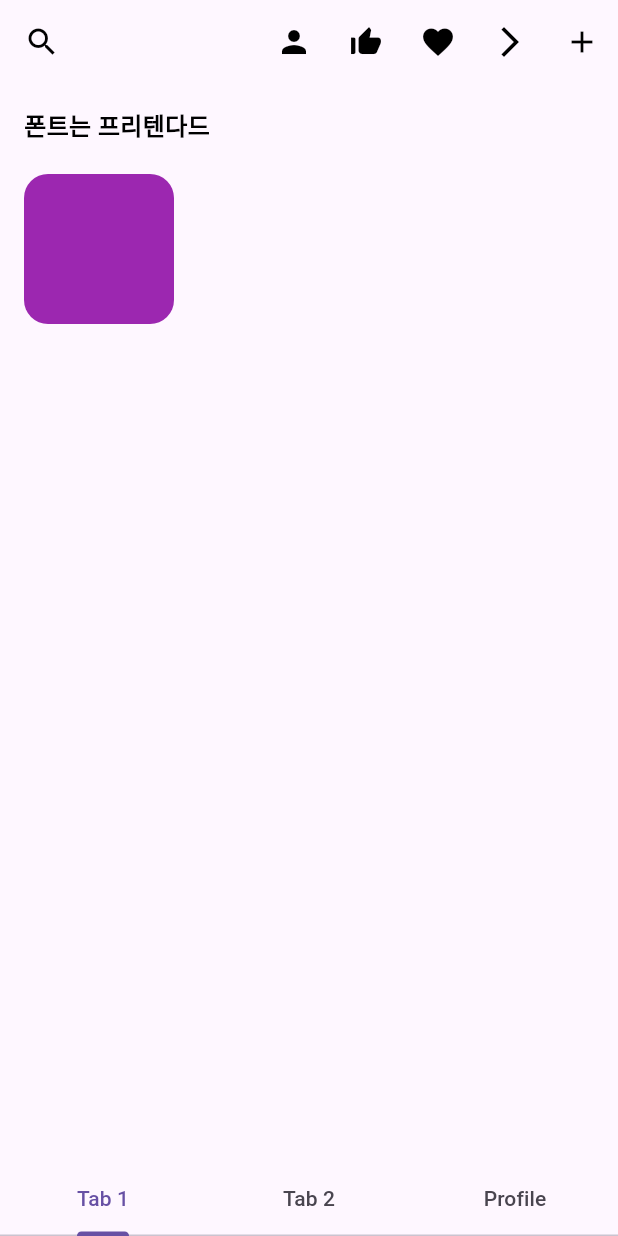
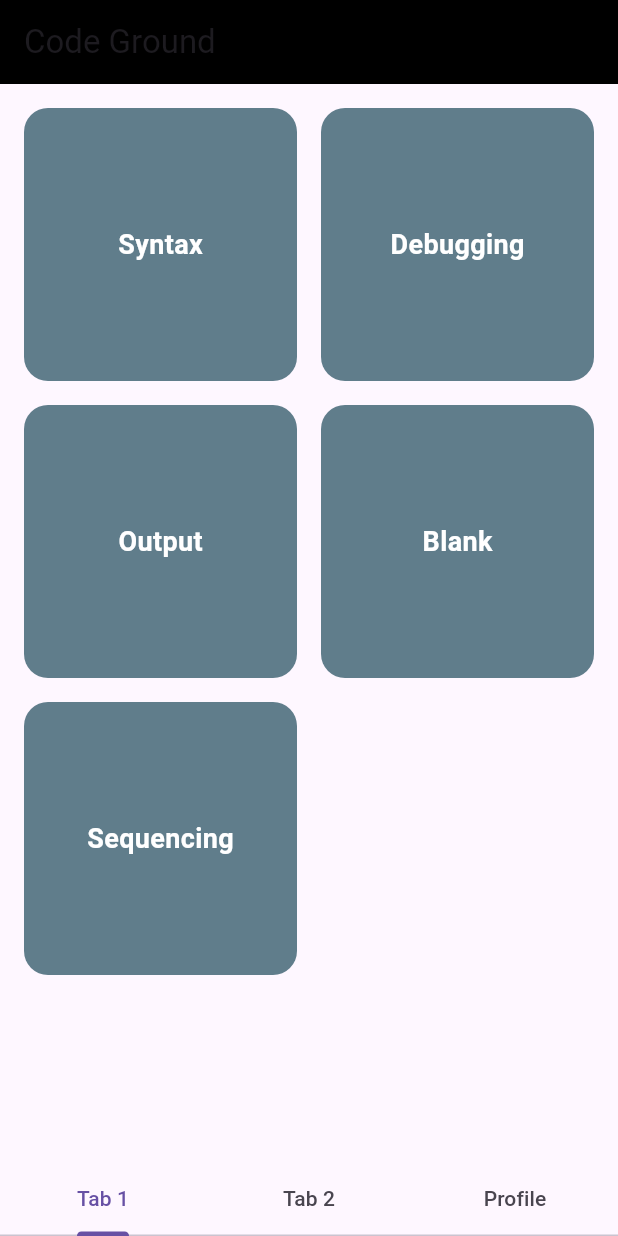
Before and after one commit to IngyoKim/Code_Ground, a Flutter app: the screen it shows once a user with an empty profile is signed in, on a phone screen of 412 x 824 dp. Run offline on Flutter 3.47's test engine with Material 3 defaults, Android fonts, the phone set to English and light mode, and no system bars; our stand-ins replace cloud_firestore, firebase_auth, firebase_core, firebase_database, fluttertoast, google_sign_in and 1 more; missing offline and left inert: kakao_flutter_sdk, kakao_flutter_sdk_user; accounts and stored records are empty; generated files the repository leaves out were written again; Roboto replaces fonts that are missing (Pretendard).

Commit message:
Refactor: Simplify question structure
Removed rewardExp and rewardScore, relying on difficulty
Added languages (single/multiple) and hint fields
Improved ID generation based on category

```diff
--- a/lib/app.dart
+++ b/lib/app.dart
@@ -1,3 +1,4 @@
+import 'package:code_ground/src/view_models/category_view_model.dart';
 import 'package:flutter/material.dart';
 import 'package:provider/provider.dart';
 
@@ -21,6 +22,7 @@ class App extends StatelessWidget {
         ChangeNotifierProvider(create: (_) => UserViewModel()),
         ChangeNotifierProvider(create: (_) => ProgressViewModel()),
         ChangeNotifierProvider(create: (_) => QuestionViewModel()),
+        ChangeNotifierProvider(create: (_) => CategoryViewModel()),
       ],
       child: MaterialApp(
         title: 'Code Ground', // 앱 제목
--- a/lib/src/pages/add_question.dart
+++ b/lib/src/pages/add_question.dart
@@ -32,7 +32,6 @@ class _AddQuestionState extends State<AddQuestion> {
   void _submitQuestion(BuildContext context) async {
     final title = _titleController.text;
     final description = _descriptionController.text;
-    final rewardExp = int.tryParse(_rewardExpController.text) ?? 0;
     final difficulty = _difficultyController.text;
     final answerSequence = _answerSequenceController.text.split(',');
 
@@ -42,7 +41,10 @@ class _AddQuestionState extends State<AddQuestion> {
         description: description,
         writer: 'Anonymous',
         category: _selectedCategory,
-        rewardExp: rewardExp,
+        hint: '',
+        languages: [],
+        questionType: '',
+        step: 1,
         difficulty: difficulty,
         answerSequence: _selectedCategory == 'Sequencing' ? answerSequence : [],
       );
--- a/lib/src/pages/home_page.dart
+++ b/lib/src/pages/home_page.dart
@@ -1,65 +1,69 @@
 import 'package:flutter/material.dart';
+import 'package:provider/provider.dart';
+import 'package:code_ground/src/view_models/category_view_model.dart';
+import 'package:code_ground/src/pages/question_list_page.dart';
 
 class HomePage extends StatelessWidget {
-  const HomePage({super.key});
+  HomePage({super.key});
+
+  final List<String> categories = [
+    'Syntax',
+    'Debugging',
+    'Output',
+    'Blank',
+    'Sequencing',
+  ];
 
   @override
   Widget build(BuildContext context) {
     return Scaffold(
       appBar: AppBar(
-        backgroundColor: Colors.transparent,
-        elevation: 0,
-        leading: IconButton(
-          icon: Icon(Icons.search, color: Colors.black),
-          onPressed: () {},
-        ),
-        actions: [
-          IconButton(
-            icon: Icon(Icons.person, color: Colors.black),
-            onPressed: () {},
-          ),
-          IconButton(
-            icon: Icon(Icons.thumb_up_alt, color: Colors.black),
-            onPressed: () {},
-          ),
-          IconButton(
-            icon: Icon(Icons.favorite, color: Colors.black),
-            onPressed: () {},
-          ),
-          IconButton(
-            icon: Icon(Icons.arrow_forward_ios, color: Colors.black),
-            onPressed: () {},
-          ),
-          IconButton(
-            icon: Icon(Icons.add, color: Colors.black),
-            onPressed: () {},
-          ),
-        ],
+        title: const Text('Code Ground'),
+        backgroundColor: Colors.black,
       ),
       body: Padding(
         padding: const EdgeInsets.all(16.0),
-        child: Column(
-          crossAxisAlignment: CrossAxisAlignment.start,
-          children: [
-            Text(
-              '폰트는 프리텐다드',
-              style: TextStyle(
-                fontFamily: 'Pretendard', // Pretendard 폰트 사용
-                fontSize: 16,
-                fontWeight: FontWeight.bold,
-                color: Colors.black,
+        child: GridView.builder(
+          gridDelegate: const SliverGridDelegateWithFixedCrossAxisCount(
+            crossAxisCount: 2, // 한 줄에 두 개의 카테고리
+            crossAxisSpacing: 16,
+            mainAxisSpacing: 16,
+          ),
+          itemCount: categories.length,
+          itemBuilder: (context, index) {
+            final category = categories[index];
+            return GestureDetector(
+              onTap: () {
+                // CategoryViewModel에 선택한 카테고리를 설정
+                Provider.of<CategoryViewModel>(context, listen: false)
+                    .selectCategory(category);
+
+                // QuestionListPage로 이동
+                Navigator.push(
+                  context,
+                  MaterialPageRoute(
+                    builder: (context) => const QuestionListPage(),
+                  ),
+                );
+              },
+              child: Container(
+                decoration: BoxDecoration(
+                  color: Colors.blueGrey,
+                  borderRadius: BorderRadius.circular(16),
+                ),
+                child: Center(
+                  child: Text(
+                    category,
+                    style: const TextStyle(
+                      color: Colors.white,
+                      fontWeight: FontWeight.bold,
+                      fontSize: 18,
+                    ),
+                  ),
+                ),
               ),
-            ),
-            SizedBox(height: 20),
-            Container(
-              width: 100,
-              height: 100,
-              decoration: BoxDecoration(
-                color: Colors.purple,
-                borderRadius: BorderRadius.circular(16),
-              ),
-            ),
-          ],
+            );
+          },
         ),
       ),
     );
--- a/lib/src/services/database/datas/question_data.dart
+++ b/lib/src/services/database/datas/question_data.dart
@@ -9,43 +9,39 @@ abstract class QuestionData {
   final String writer;
   final String category;
   final String questionType;
-  int rewardExp;
-  DateTime updatedAt;
-  String title;
-  String description;
-  String answer;
+  final String difficulty;
+  final DateTime updatedAt;
+  final String title;
+  final String description;
+  final List<String> languages; // 여러 언어 지원
+  final String hint; // 힌트 필드 추가
 
   QuestionData({
     required this.questionId,
     required this.writer,
     required this.category,
     required this.questionType,
-    required this.rewardExp,
+    required this.difficulty,
     required this.updatedAt,
     required this.title,
     required this.description,
-    required this.answer,
+    required this.languages,
+    required this.hint,
   });
 
-  // 공통 필드를 포함하는 기본 Map 변환
   Map<String, dynamic> toBaseMap() {
     return {
       'questionId': questionId,
       'writer': writer,
       'category': category,
       'questionType': questionType,
+      'difficulty': difficulty,
       'updatedAt': updatedAt.toIso8601String(),
       'title': title,
       'description': description,
-      'rewardExp': rewardExp,
-      'answer': answer,
+      'languages': languages,
+      'hint': hint,
     };
-  }
-
-  // 서브클래스에서 호출할 공통 필드 초기화 메서드
-  static T fromMapBase<T extends QuestionData>(
-      Map<String, dynamic> data, T Function(Map<String, dynamic>) create) {
-    return create(data);
   }
 
   static QuestionData fromMap(Map<String, dynamic> data) {
@@ -65,5 +61,5 @@ abstract class QuestionData {
     }
   }
 
-  Map<String, dynamic> toMap(); // 각 서브클래스에서 구현
+  Map<String, dynamic> toMap();
 }
--- a/lib/src/services/database/operations/progress_operation.dart
+++ b/lib/src/services/database/operations/progress_operation.dart
@@ -1,5 +1,5 @@
 import 'package:firebase_auth/firebase_auth.dart';
-import 'package:code_ground/src/services/database/database_service.dart';
+import 'package:code_ground/src/services/database/operations/database_service.dart';
 import 'package:code_ground/src/services/database/datas/progress_data.dart';
 import 'package:flutter/material.dart';
 
--- a/lib/src/services/database/operations/question_operation.dart
+++ b/lib/src/services/database/operations/question_operation.dart
@@ -1,39 +1,39 @@
-import 'package:code_ground/src/services/database/database_service.dart';
+import 'package:code_ground/src/services/database/operations/database_service.dart';
 import 'package:code_ground/src/services/database/datas/question_data.dart';
 import 'package:flutter/material.dart';
 
 class QuestionOperation {
   final DatabaseService _databaseService = DatabaseService();
 
-  // questionId를 생성 시간 기반으로 생성하는 메서드
-  String generateQuestionId() {
-    return DateTime.now()
+  String generateQuestionId(String category) {
+    final prefix = {
+      'Syntax': '1',
+      'Debugging': '2',
+      'Output': '3',
+      'Blank': '4',
+      'Sequencing': '5',
+    }[category]!;
+    final timestamp = DateTime.now()
         .toIso8601String()
         .replaceAll('-', '')
         .replaceAll(':', '')
         .replaceAll('.', '');
+    return '$prefix$timestamp';
   }
 
-  // QuestionData를 데이터베이스에 저장하는 함수
   Future<void> writeQuestionData(QuestionData questionData) async {
-    // questionId를 생성
-    String questionId = generateQuestionId();
-
+    String questionId = generateQuestionId(questionData.category);
     String path = 'questions/${questionData.category}/$questionId';
     await _databaseService.writeDB(path, questionData.toMap());
   }
 
-  // QuestionData를 데이터베이스에서 읽어오는 함수
   Future<QuestionData?> readQuestionData(
       String category, String questionId) async {
     String path = 'questions/$category/$questionId';
     final data = await _databaseService.readDB(path);
-
     if (data is Map<String, dynamic>) {
-      // 데이터가 Map 형식이면 적절한 서브클래스로 변환
       return QuestionData.fromMap(data);
     } else {
-      // 데이터 형식이 Map이 아닌 경우 오류 메시지 출력
       debugPrint(
         "Error: Expected a Map<String, dynamic> but got ${data.runtimeType}",
       );
@@ -41,7 +41,6 @@ class QuestionOperation {
     }
   }
 
-  // QuestionData를 업데이트하는 함수
   Future<void> updateQuestionData(
       String category, String questionId, Map<String, dynamic> updates) async {
     String path = 'questions/$category/$questionId';
--- a/lib/src/services/database/operations/user_operation.dart
+++ b/lib/src/services/database/operations/user_operation.dart
@@ -1,6 +1,6 @@
 import 'package:flutter/material.dart';
 import 'package:firebase_auth/firebase_auth.dart';
-import 'package:code_ground/src/services/database/database_service.dart';
+import 'package:code_ground/src/services/database/operations/database_service.dart';
 import 'package:code_ground/src/services/database/datas/user_data.dart';
 
 class UserOperation {
--- /dev/null
+++ b/lib/src/view_models/category_view_model.dart
@@ -0,0 +1,12 @@
+import 'package:flutter/material.dart';
+
+class CategoryViewModel extends ChangeNotifier {
+  String _selectedCategory = '';
+
+  String get selectedCategory => _selectedCategory;
+
+  void selectCategory(String category) {
+    _selectedCategory = category;
+    notifyListeners();
+  }
+}
```
Also changed, not shown: lib/src/pages/question_list_page.dart (+15 -7 lines), lib/src/services/database/datas/question_datas/blank_question.dart (+19 -35 lines), lib/src/services/database/datas/question_datas/debugging_question.dart (+19 -35 lines), lib/src/services/database/datas/question_datas/output_question.dart (+19 -35 lines), lib/src/services/database/datas/question_datas/sequencing_question.dart (+19 -39 lines), lib/src/services/database/datas/question_datas/syntax_question.dart (+20 -27 lines), lib/src/view_models/question_view_model.dart (+13 -13 lines), lib/src/services/database/operations/database_service.dart (renamed from lib/src/services/database/database_service.dart).
